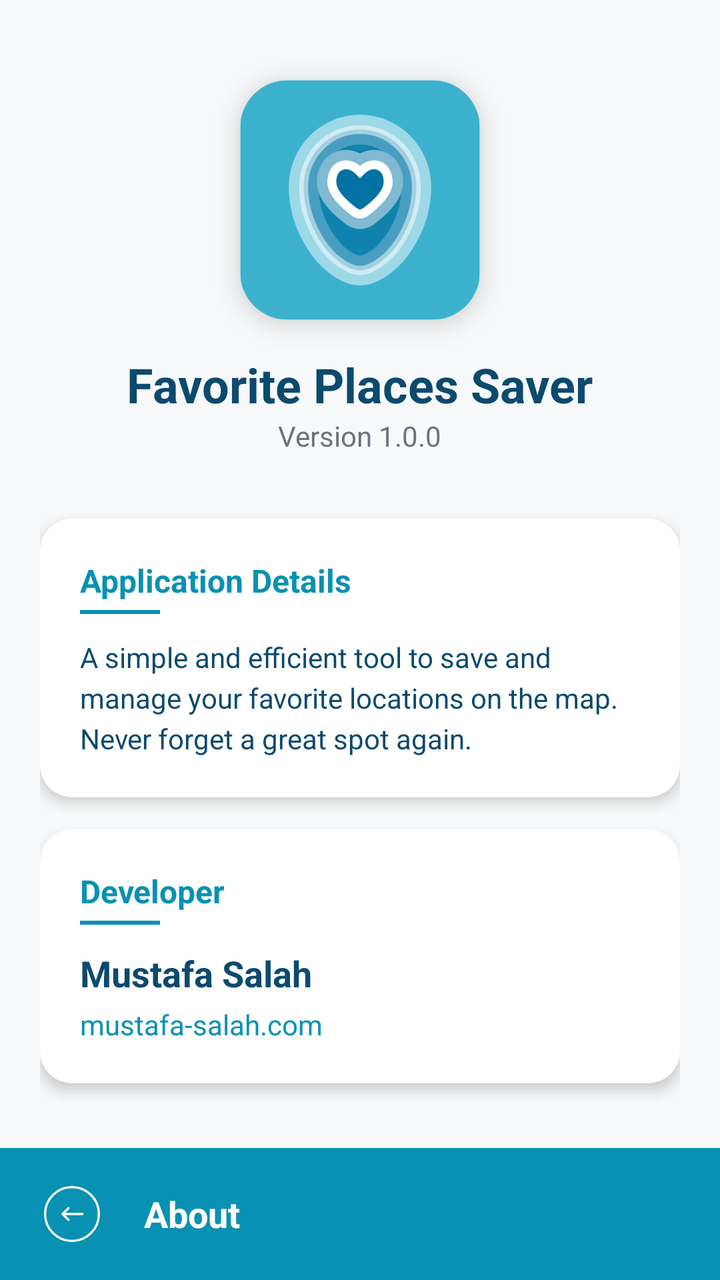
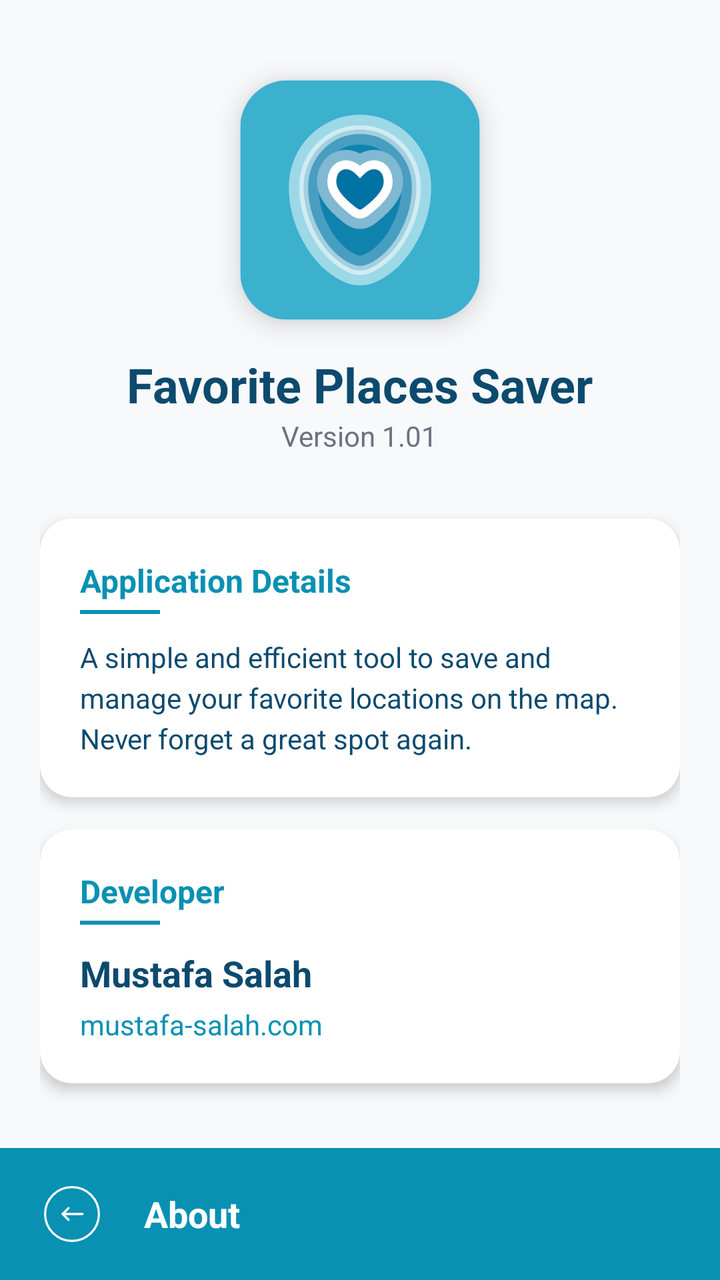

Screens rendered from an Android XML layout before and after an edit, with the pre-edit source and the edit as a unified diff.
<!-- AndroidManifest.xml: application theme Theme.Favorite -->
<!-- res/layout/activity_about.xml -->
<?xml version="1.0" encoding="utf-8"?>
<LinearLayout xmlns:android="http://schemas.android.com/apk/res/android"
    xmlns:app="http://schemas.android.com/apk/res-auto"
    xmlns:tools="http://schemas.android.com/tools"
    android:layout_width="match_parent"
    android:layout_height="match_parent"
    android:orientation="vertical"
    android:background="#F8F9FA"
    tools:context=".Controllers.AboutController">

    <LinearLayout
        android:layout_width="match_parent"
        android:layout_height="0dp"
        android:layout_weight="1">

        <LinearLayout
            android:layout_width="match_parent"
            android:layout_height="wrap_content"
            android:orientation="vertical"
            android:padding="20dp"
            android:gravity="center_horizontal">

            <com.google.android.material.card.MaterialCardView
                android:layout_width="120dp"
                android:layout_height="120dp"
                android:layout_marginTop="20dp"
                app:cardCornerRadius="24dp"
                app:cardElevation="8dp">
                
                <ImageView
                    android:layout_width="match_parent"
                    android:layout_height="match_parent"
                    android:src="@drawable/logo"
                    android:scaleType="centerInside"
                    android:background="@color/white" />
            </com.google.android.material.card.MaterialCardView>

            <TextView
                android:layout_width="wrap_content"
                android:layout_height="wrap_content"
                android:layout_marginTop="16dp"
                android:text="Favorite Places Saver"
                android:textColor="@color/text_primary"
                android:textSize="24sp"
                android:textStyle="bold" />

            <TextView
                android:layout_width="wrap_content"
                android:layout_height="wrap_content"
                android:text="Version 1.0.0"
                android:textColor="@color/text_gray"
                android:textSize="14sp" />

            <com.google.android.material.card.MaterialCardView
                android:layout_width="match_parent"
                android:layout_height="wrap_content"
                android:layout_marginTop="32dp"
                app:cardCornerRadius="16dp"
                app:cardElevation="4dp"
                app:cardBackgroundColor="@color/white">

                <LinearLayout
                    android:layout_width="match_parent"
                    android:layout_height="wrap_content"
                    android:orientation="vertical"
                    android:padding="20dp">

                    <TextView
                        android:layout_width="wrap_content"
                        android:layout_height="wrap_content"
                        android:text="Application Details"
                        android:textColor="@color/purple_500"
                        android:textSize="16sp"
                        android:textStyle="bold" />

                    <View
                        android:layout_width="40dp"
                        android:layout_height="2dp"
                        android:layout_marginTop="4dp"
                        android:background="@color/purple_500" />

                    <TextView
                        android:layout_width="match_parent"
                        android:layout_height="wrap_content"
                        android:layout_marginTop="12dp"
                        android:text="A simple and efficient tool to save and manage your favorite locations on the map. Never forget a great spot again."
                        android:textColor="@color/text_primary"
                        android:textSize="14sp"
                        android:lineSpacingExtra="4dp" />

                </LinearLayout>
            </com.google.android.material.card.MaterialCardView>

            
            <com.google.android.material.card.MaterialCardView
                android:layout_width="match_parent"
                android:layout_height="wrap_content"
                android:layout_marginTop="16dp"
                app:cardCornerRadius="16dp"
                app:cardElevation="4dp"
                app:cardBackgroundColor="@color/white">

                <LinearLayout
                    android:layout_width="match_parent"
                    android:layout_height="wrap_content"
                    android:orientation="vertical"
                    android:padding="20dp">

                    <TextView
                        android:layout_width="wrap_content"
                        android:layout_height="wrap_content"
                        android:text="Developer"
                        android:textColor="@color/purple_500"
                        android:textSize="16sp"
                        android:textStyle="bold" />

                    <View
                        android:layout_width="40dp"
                        android:layout_height="2dp"
                        android:layout_marginTop="4dp"
                        android:background="@color/purple_500" />

                    <TextView
                        android:layout_width="match_parent"
                        android:layout_height="wrap_content"
                        android:layout_marginTop="12dp"
                        android:text="Mustafa Salah"
                        android:textColor="@color/text_primary"
                        android:textSize="18sp"
                        android:textStyle="bold" />

                    <TextView
                        android:id="@+id/developer_website"
                        android:layout_width="match_parent"
                        android:layout_height="wrap_content"
                        android:layout_marginTop="4dp"
                        android:text="mustafa-salah.com"
                        android:textColor="@color/purple_500"
                        android:textSize="14sp"
                        android:onClick="openWebsite" />

                </LinearLayout>
            </com.google.android.material.card.MaterialCardView>

            <TextView
                android:layout_width="wrap_content"
                android:layout_height="wrap_content"
                android:layout_marginTop="40dp"
                android:layout_marginBottom="20dp"
                android:text="© 2026 Mustafa Salah"
                android:textColor="@color/text_gray"
                android:textSize="12sp" />

        </LinearLayout>
    </LinearLayout>
    
    <LinearLayout android:background="@color/purple_500" android:paddingTop="15dp" android:paddingBottom="15dp" android:paddingLeft="8dp" android:paddingRight="16dp" android:orientation="horizontal" android:gravity="center_vertical" android:layout_width="match_parent" android:layout_height="wrap_content">

        <LinearLayout android:onClick="openMainPage" android:orientation="vertical" android:gravity="center" android:layout_width="56dp" android:layout_height="wrap_content" android:paddingTop="4dp" android:paddingBottom="4dp">
            <ImageView android:src="@drawable/back" android:layout_width="28dp" android:layout_height="28dp" />
        </LinearLayout>

        <TextView android:layout_weight="1" android:layout_width="0dp" android:layout_height="wrap_content" android:text="@string/title_about" android:textSize="18sp" android:textStyle="bold" android:textColor="@color/white" android:paddingLeft="8dp" />
    </LinearLayout>
</LinearLayout>
<!-- resources referenced by this layout -->
<resources>
  <color name="purple_500">#0891B2</color>
  <color name="text_gray">#6B7280</color>
  <color name="text_primary">#0C4A6E</color>
  <color name="white">#FFFFFFFF</color>
  <!-- drawable back (drawable) -->
  <vector xmlns:android="http://schemas.android.com/apk/res/android" android:height="30dp" android:viewportHeight="512" android:viewportWidth="512" android:width="30dp">
        
      <path android:fillColor="#00000000" android:pathData="M256,256m-246,0a246,246 0,1 1,492 0a246,246 0,1 1,-492 0" android:strokeColor="#ffffff" android:strokeLineCap="round" android:strokeLineJoin="round" android:strokeWidth="20"/>
        
      <path android:fillColor="#00000000" android:pathData="M352.26,256L170.43,256" android:strokeColor="#ffffff" android:strokeLineCap="round" android:strokeLineJoin="round" android:strokeWidth="20"/>
        
      <path android:fillColor="#00000000" android:pathData="M223.91,202.52l-53.47,53.48l53.47,53.48" android:strokeColor="#ffffff" android:strokeLineCap="round" android:strokeLineJoin="round" android:strokeWidth="20"/>
      
  </vector>
  <!-- drawable logo: vector/xml drawable (drawable, 2242 chars, omitted) -->
  <string name="title_about">About</string>
  <style name="Theme.Favorite" parent="Theme.MaterialComponents.Light.NoActionBar">
          
          <item name="colorPrimary">@color/primary_purple</item>
          <item name="colorPrimaryVariant">@color/primary_dark</item>
          <item name="colorOnPrimary">@color/white</item>
          
          <item name="colorSecondary">@color/primary_light</item>
          <item name="colorSecondaryVariant">@color/primary_dark</item>
          <item name="colorOnSecondary">@color/white</item>
          
          <item name="android:statusBarColor">@color/primary_purple</item>
          <item name="android:windowLightStatusBar" tools:targetApi="23">false</item>
          
          <item name="colorSurface">@color/surface</item>
          <item name="colorOnSurface">@color/text_primary</item>
          <item name="android:colorBackground">@color/background_dark</item>
          
          <item name="boxStrokeColor">@color/primary_purple</item>
      </style>
  <color name="primary_purple">#0891B2</color>
  <color name="primary_dark">#0E7490</color>
  <color name="primary_light">#67E8F9</color>
  <color name="surface">#FFFFFF</color>
  <color name="background_dark">#E0F7FA</color>
</resources>

<!-- the commit's change to res/layout/activity_about.xml (unified diff, before → after) -->
@@ -47,7 +47,7 @@
             <TextView
                 android:layout_width="wrap_content"
                 android:layout_height="wrap_content"
-                android:text="Version 1.0.0"
+                android:text="Version 1.01"
                 android:textColor="@color/text_gray"
                 android:textSize="14sp" />
 
